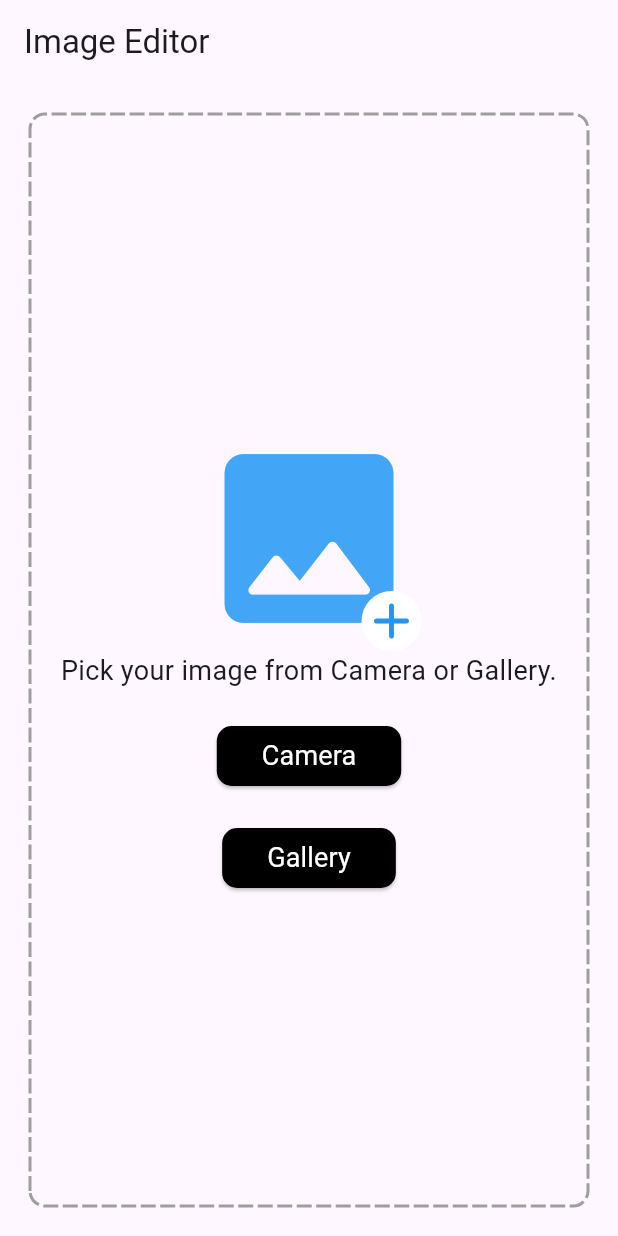
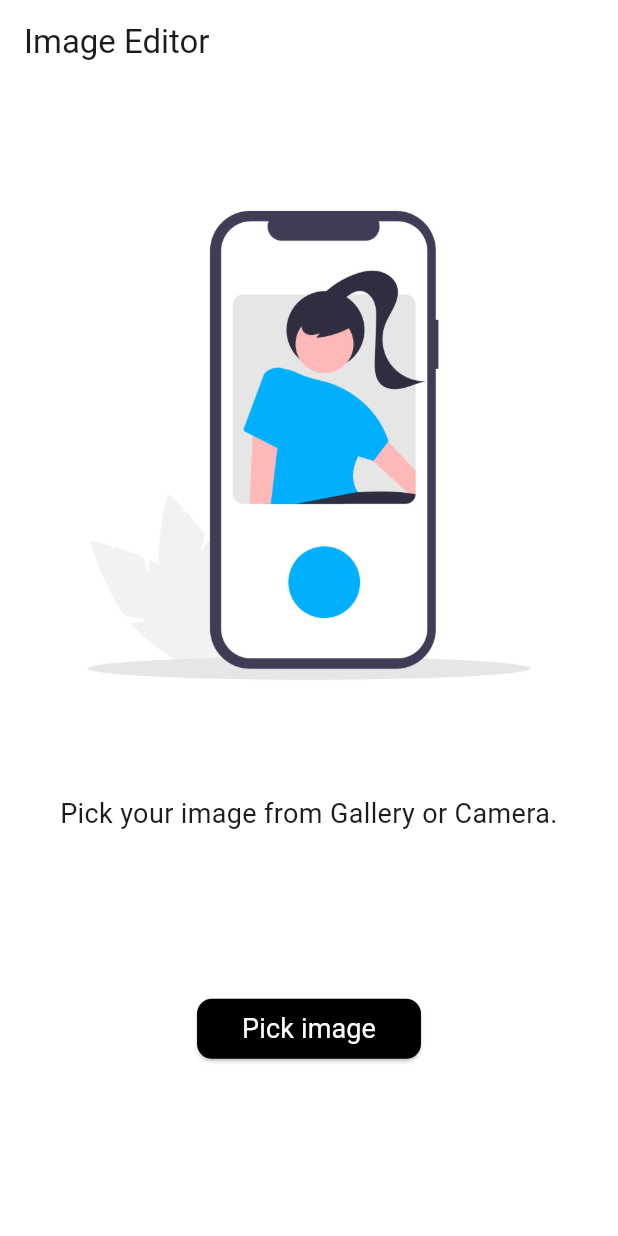
Before and after one commit to vinay416/Image-Filters, a Flutter app: the screen it shows after launch, on a phone screen of 412 x 824 dp. Run offline on Flutter 3.47's test engine with Material 3 defaults, Android fonts, the light colour scheme and no system bars; drawn by our look-alikes of dotted_border; our stand-ins replace device_info_plus, flutter_bloc, fluttertoast, image_cropper, image_picker, permission_handler.

Commit message:
UI changes

```diff
--- a/lib/core_bloc/image_filter_bloc.dart
+++ b/lib/core_bloc/image_filter_bloc.dart
@@ -33,7 +33,7 @@ class ImageFilterBloc extends Bloc<ImageFilterBlocEvent, ImageFilterBlocStates>
     final (path, _) = await openGallery();
     if (path == null) {
       Fluttertoast.showToast(msg: "Image pick failed/canceled.");
-      emit(ImageEmptyState());
+      emit(LoadingState(false));
       return;
     }
     emit(ImageFiltersState(path));
@@ -52,7 +52,8 @@ class ImageFilterBloc extends Bloc<ImageFilterBlocEvent, ImageFilterBlocStates>
     final (path, _) = await openCamera();
     if (path == null) {
       Fluttertoast.showToast(msg: "Image pick failed/canceled.");
-      emit(ImageEmptyState());
+      emit(LoadingState(false));
+
       return;
     }
     emit(ImageFiltersState(path));
--- a/lib/home_view.dart
+++ b/lib/home_view.dart
@@ -5,6 +5,7 @@ import 'package:image_filters/tabbar/home_filter_tab_bar.dart';
 import 'package:image_filters/views/image_filters_builder/image_filters_builder.dart';
 import 'package:image_filters/views/image_pick_view/image_pick_view.dart';
 import 'package:image_filters/views/permission_error/permission_error_view.dart';
+import 'package:image_filters/views/widget/image_pick_bottem_sheet.dart';
 
 class HomeView extends StatelessWidget {
   const HomeView({super.key});
@@ -14,6 +15,10 @@ class HomeView extends StatelessWidget {
     return Scaffold(
       appBar: AppBar(
         title: const Text("Image Editor"),
+        actions: [
+          buildRestAction(),
+          const SizedBox(width: 10),
+        ],
       ),
       // body: ImageBlendFilters(),
       // body: GradientMaskFilter(),
@@ -23,6 +28,25 @@ class HomeView extends StatelessWidget {
           buildLoader(),
         ],
       ),
+    );
+  }
+
+  Widget buildRestAction() {
+    return BlocSelector<ImageFilterBloc, ImageFilterBlocStates, bool>(
+      selector: (state) {
+        return (state is ImageFiltersState) || (state is TabViewState);
+      },
+      builder: (context, state) {
+        if (!state) return const SizedBox.shrink();
+        return IconButton(
+          onPressed: () => ImagePickBottemSheet.show(context),
+          icon: const Icon(
+            Icons.add_a_photo_outlined,
+            color: Colors.blue,
+            size: 30,
+          ),
+        );
+      },
     );
   }
 
--- a/lib/main.dart
+++ b/lib/main.dart
@@ -14,8 +14,14 @@ class MainApp extends StatelessWidget {
   Widget build(BuildContext context) {
     return BlocProvider(
       create: (_) => ImageFilterBloc(),
-      child: const MaterialApp(
-        home: HomeView(),
+      child: MaterialApp(
+        theme: ThemeData().copyWith(
+          scaffoldBackgroundColor: Colors.white,
+          appBarTheme: const AppBarTheme(
+            backgroundColor: Colors.white,
+          ),
+        ),
+        home: const HomeView(),
       ),
     );
   }
--- a/lib/views/image_pick_view/image_pick_view.dart
+++ b/lib/views/image_pick_view/image_pick_view.dart
@@ -1,7 +1,5 @@
-import 'package:dotted_border/dotted_border.dart';
 import 'package:flutter/material.dart';
-import 'package:flutter_bloc/flutter_bloc.dart';
-import 'package:image_filters/core_bloc/image_filter_bloc.dart';
+import 'package:image_filters/views/widget/image_pick_bottem_sheet.dart';
 
 class ImagePickView extends StatelessWidget {
   const ImagePickView({super.key});
@@ -9,37 +7,20 @@ class ImagePickView extends StatelessWidget {
   @override
   Widget build(BuildContext context) {
     return Padding(
-      padding: const EdgeInsets.all(20),
-      child: DottedBorder(
-        strokeWidth: 2,
-        color: Colors.grey,
-        dashPattern: const [10, 3],
-        borderType: BorderType.RRect,
-        radius: const Radius.circular(10),
-        padding: const EdgeInsets.all(20),
-        child: buildChild(context),
-      ),
-    );
-  }
-
-  Widget buildChild(BuildContext context) {
-    final bloc = context.read<ImageFilterBloc>();
-    return Center(
+      padding: const EdgeInsets.all(8.0),
       child: Column(
-        mainAxisAlignment: MainAxisAlignment.center,
+        mainAxisAlignment: MainAxisAlignment.spaceEvenly,
         children: [
-          buildAsset(),
+          Image.asset(
+            "assets/empty_state.png",
+          ),
           buildText(),
           const SizedBox(height: 20),
           buildButton(
-            onTap: () => bloc.add(PickFromCameraEvent()),
-            text: "Camera",
+            onTap: () => ImagePickBottemSheet.show(context),
+            text: "Pick image",
           ),
           const SizedBox(height: 20),
-          buildButton(
-            onTap: () => bloc.add(PickFromGalleryEvent()),
-            text: "Gallery",
-          ),
         ],
       ),
     );
@@ -71,7 +52,7 @@ class ImagePickView extends StatelessWidget {
 
   Text buildText() {
     return const Text(
-      "Pick your image from Camera or Gallery.",
+      "Pick your image from Gallery or Camera.",
       style: TextStyle(
         fontSize: 18,
         fontWeight: FontWeight.w400,
@@ -79,28 +60,4 @@ class ImagePickView extends StatelessWidget {
       textAlign: TextAlign.center,
     );
   }
-
-  Stack buildAsset() {
-    return Stack(
-      alignment: Alignment.bottomRight,
-      children: [
-        Icon(
-          Icons.image_rounded,
-          color: Colors.blue.shade400,
-          size: 150,
-        ),
-        Container(
-          decoration: const BoxDecoration(
-            shape: BoxShape.circle,
-            color: Colors.white,
-          ),
-          child: const Icon(
-            Icons.add_rounded,
-            size: 40,
-            color: Colors.blue,
-          ),
-        ),
-      ],
-    );
-  }
 }
--- a/pubspec.yaml
+++ b/pubspec.yaml
@@ -8,7 +8,6 @@ environment:
 
 dependencies:
   device_info_plus: ^10.1.2
-  dotted_border: ^2.1.0
   flutter:
     sdk: flutter
   flutter_bloc: ^8.1.6
@@ -26,3 +25,6 @@ dev_dependencies:
 
 flutter:
   uses-material-design: true
+
+  assets:
+    - assets/
```
Also changed, not shown: lib/views/widget/image_pick_bottem_sheet.dart (added, +71 -0 lines), assets/empty_state.png (added), pubspec.lock.
